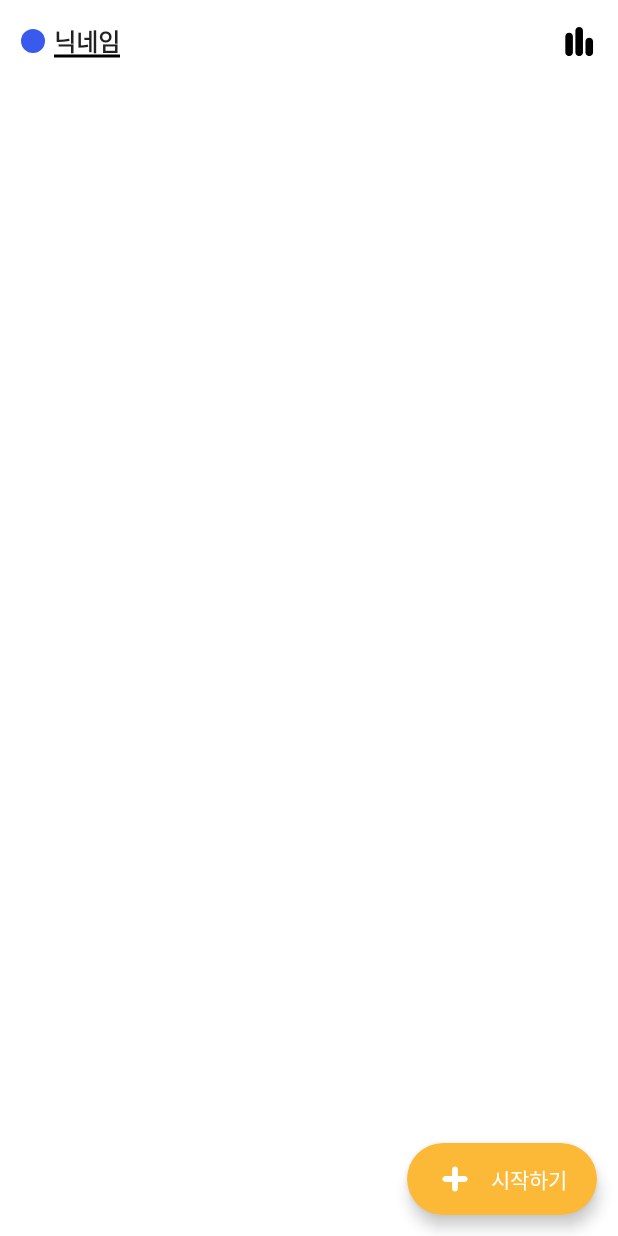
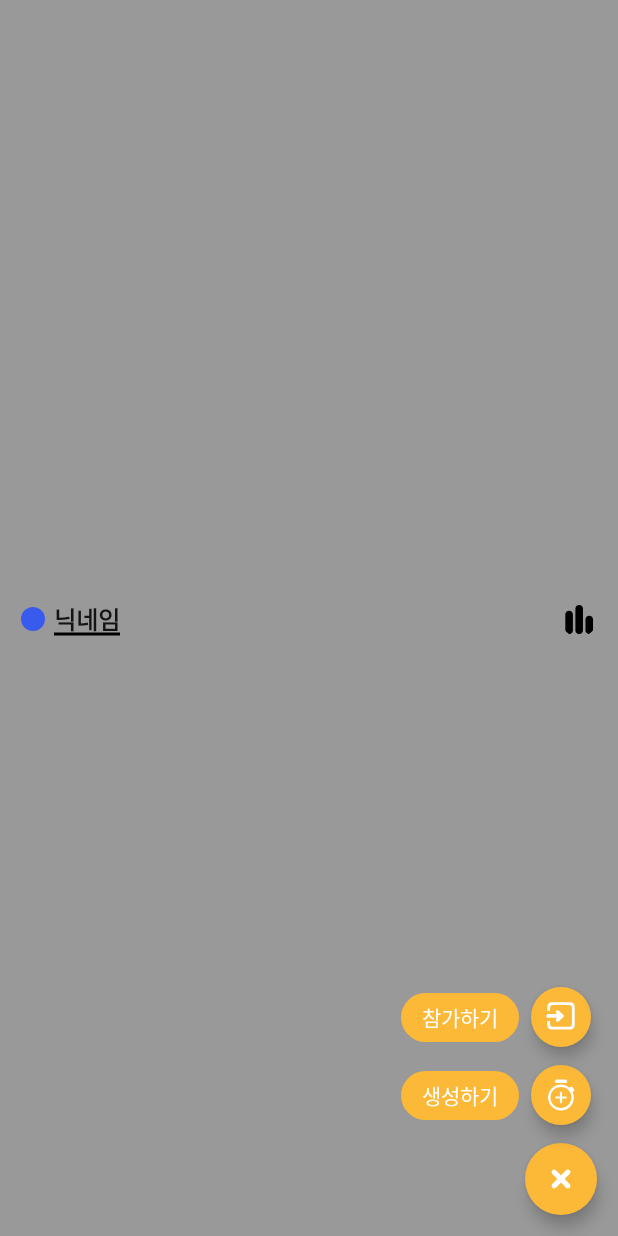
Before and after one commit to sghoregooteitehoo03/NeedTalk, an Android app built with Jetpack Compose: the screen it shows after launch (MainActivity), after a tap on "시작하기", on a phone screen of 412 x 824 dp. Run offline under Robolectric (Android 15) with nearby library versions, the phone set to English and light mode, and no system bars; our stand-ins replace Dagger/Hilt's generated code, Room's generated code, constraintlayout-compose, paging; libraries missing offline, so code that uses them is left out: com.holix.android.

Commit message:
feat: 시작하기 버튼 액션 구현 - ClickStartAndClose 이벤트 추가 - 시작하기 버튼 액션에 필요한 clickStartAndClose ViewModel 함수 추가

```diff
--- a/app/src/main/java/com/sghore/needtalk/presentation/ui/home_screen/HomeRoute.kt
+++ b/app/src/main/java/com/sghore/needtalk/presentation/ui/home_screen/HomeRoute.kt
@@ -2,7 +2,6 @@ package com.sghore.needtalk.presentation.ui.home_screen
 
 import android.annotation.SuppressLint
 import android.provider.Settings
-import android.widget.Toast
 import androidx.compose.foundation.background
 import androidx.compose.foundation.layout.fillMaxWidth
 import androidx.compose.foundation.layout.padding
@@ -37,6 +36,10 @@ fun HomeRoute(
             when (event) {
                 is HomeUiEvent.ClickNameTag -> {
                     viewModel.openDialog(true)
+                }
+
+                is HomeUiEvent.ClickStartAndClose -> {
+                    viewModel.clickStartAndClose()
                 }
 
                 is HomeUiEvent.SuccessUpdateUserName -> {
--- a/app/src/main/java/com/sghore/needtalk/presentation/ui/home_screen/HomeScreen.kt
+++ b/app/src/main/java/com/sghore/needtalk/presentation/ui/home_screen/HomeScreen.kt
@@ -1,5 +1,6 @@
 package com.sghore.needtalk.presentation.ui.home_screen
 
+import androidx.compose.foundation.background
 import androidx.compose.foundation.clickable
 import androidx.compose.foundation.layout.Box
 import androidx.compose.foundation.layout.Column
@@ -17,13 +18,10 @@ import androidx.compose.foundation.shape.CircleShape
 import androidx.compose.foundation.shape.RoundedCornerShape
 import androidx.compose.foundation.text.KeyboardOptions
 import androidx.compose.material.Divider
-import androidx.compose.material.ExperimentalMaterialApi
 import androidx.compose.material.ExtendedFloatingActionButton
 import androidx.compose.material.FloatingActionButton
 import androidx.compose.material.Icon
 import androidx.compose.material.MaterialTheme
-import androidx.compose.material.ModalBottomSheetLayout
-import androidx.compose.material.ModalBottomSheetState
 import androidx.compose.material.Text
 import androidx.compose.material.TextField
 import androidx.compose.material.TextFieldDefaults
@@ -37,16 +35,15 @@ import androidx.compose.ui.Modifier
 import androidx.compose.ui.draw.clip
 import androidx.compose.ui.graphics.Color
 import androidx.compose.ui.graphics.toArgb
+import androidx.compose.ui.input.pointer.pointerInput
 import androidx.compose.ui.res.colorResource
 import androidx.compose.ui.res.painterResource
 import androidx.compose.ui.text.font.FontWeight
 import androidx.compose.ui.text.input.ImeAction
-import androidx.compose.ui.text.style.TextDecoration
 import androidx.compose.ui.tooling.preview.Preview
 import androidx.compose.ui.unit.dp
-import androidx.paging.PagingData
+import androidx.constraintlayout.compose.ConstraintLayout
 import androidx.paging.compose.LazyPagingItems
-import androidx.paging.compose.collectAsLazyPagingItems
 import com.sghore.needtalk.R
 import com.sghore.needtalk.data.model.UserEntity
 import com.sghore.needtalk.domain.model.TalkHistory
@@ -56,14 +53,10 @@ import com.sghore.needtalk.presentation.ui.TopBar
 import com.sghore.needtalk.presentation.ui.theme.Blue
 import com.sghore.needtalk.presentation.ui.theme.Green
 import com.sghore.needtalk.presentation.ui.theme.NeedTalkTheme
-import com.sghore.needtalk.presentation.ui.theme.Orange
 import com.sghore.needtalk.presentation.ui.theme.Orange50
 import com.sghore.needtalk.presentation.ui.theme.Purple
 import java.text.SimpleDateFormat
 import java.util.Locale
-
-// TODO:
-//  . 액션 기능
 
 @Composable
 fun HomeScreen(
@@ -71,8 +64,15 @@ fun HomeScreen(
     pagingItems: LazyPagingItems<TalkHistory>?,
     onEvent: (HomeUiEvent) -> Unit
 ) {
-    Box(modifier = Modifier.fillMaxSize()) {
-        Column {
+    ConstraintLayout(modifier = Modifier.fillMaxSize()) {
+        val (layoutRef, subLayoutRef, startCloseBtnRef, createBtnRef,
+            joinBtnRef, createExplainRef, joinExplainRef) = createRefs()
+        Column(modifier = Modifier.constrainAs(layoutRef) {
+            top.linkTo(parent.top)
+            start.linkTo(parent.start)
+            end.linkTo(parent.end)
+            bottom.linkTo(parent.bottom)
+        }) {
             val user = uiState.user ?: UserEntity("", "", 0)
 
             TopBar(
@@ -96,7 +96,10 @@ fun HomeScreen(
                 },
                 actions = { modifier ->
                     Icon(
-                        modifier = modifier.size(24.dp),
+                        modifier = modifier
+                            .size(24.dp)
+                            .clip(CircleShape)
+                            .clickable { },
                         painter = painterResource(id = R.drawable.ic_graph),
                         contentDescription = "Graph",
                         tint = MaterialTheme.colors.onPrimary
@@ -117,26 +120,129 @@ fun HomeScreen(
                 }
             }
         }
-        ExtendedFloatingActionButton(
-            modifier = Modifier
-                .align(Alignment.BottomEnd)
-                .padding(14.dp),
-            text = {
-                Row(verticalAlignment = Alignment.CenterVertically) {
+        Box(
+            modifier = if (uiState.isStart) {
+                Modifier
+                    .constrainAs(subLayoutRef) {
+                        top.linkTo(parent.top)
+                        start.linkTo(parent.start)
+                        end.linkTo(parent.end)
+                        bottom.linkTo(parent.bottom)
+                    }
+                    .fillMaxSize()
+                    .background(color = Color.Black.copy(alpha = 0.4f))
+                    .pointerInput(Unit) {
+                        onEvent(HomeUiEvent.ClickStartAndClose)
+                    }
+            } else {
+                Modifier.size(0.dp)
+            }
+        )
+
+        if (uiState.isStart) {
+            FloatingActionButton(
+                modifier = Modifier
+                    .size(40.dp)
+                    .constrainAs(createBtnRef) {
+                        start.linkTo(startCloseBtnRef.start)
+                        end.linkTo(parent.end, margin = 14.dp)
+                        bottom.linkTo(startCloseBtnRef.top, margin = 12.dp)
+                    },
+                onClick = { /*TODO*/ }
+            ) {
+                Icon(
+                    modifier = Modifier.size(24.dp),
+                    painter = painterResource(id = R.drawable.ic_add_timer),
+                    contentDescription = "AddTimer"
+                )
+            }
+            RoundedButton(
+                modifier = Modifier.constrainAs(createExplainRef) {
+                    top.linkTo(createBtnRef.top)
+                    end.linkTo(createBtnRef.start, margin = 8.dp)
+                    bottom.linkTo(createBtnRef.bottom)
+                },
+                text = "생성하기",
+                color = MaterialTheme.colors.secondary,
+                textStyle = MaterialTheme.typography.body1.copy(color = MaterialTheme.colors.onSecondary),
+                paddingValues = PaddingValues(
+                    start = 14.dp,
+                    end = 14.dp,
+                    top = 6.dp,
+                    bottom = 6.dp
+                ),
+                onClick = {})
+            FloatingActionButton(
+                modifier = Modifier
+                    .size(40.dp)
+                    .constrainAs(joinBtnRef) {
+                        start.linkTo(startCloseBtnRef.start)
+                        end.linkTo(parent.end, margin = 14.dp)
+                        bottom.linkTo(createBtnRef.top, margin = 12.dp)
+                    },
+                onClick = { /*TODO*/ }
+            ) {
+                Icon(
+                    modifier = Modifier.size(24.dp),
+                    painter = painterResource(id = R.drawable.ic_join),
+                    contentDescription = "Join"
+                )
+            }
+            RoundedButton(
+                modifier = Modifier.constrainAs(joinExplainRef) {
+                    top.linkTo(joinBtnRef.top)
+                    end.linkTo(joinBtnRef.start, margin = 8.dp)
+                    bottom.linkTo(joinBtnRef.bottom)
+                },
+                text = "참가하기",
+                color = MaterialTheme.colors.secondary,
+                textStyle = MaterialTheme.typography.body1.copy(color = MaterialTheme.colors.onSecondary),
+                paddingValues = PaddingValues(
+                    start = 14.dp,
+                    end = 14.dp,
+                    top = 6.dp,
+                    bottom = 6.dp
+                ),
+                onClick = {})
+
+            FloatingActionButton(
+                modifier = Modifier
+                    .constrainAs(startCloseBtnRef) {
+                        end.linkTo(parent.end, margin = 14.dp)
+                        bottom.linkTo(parent.bottom, margin = 14.dp)
+                    }
+                    .size(48.dp),
+                onClick = { onEvent(HomeUiEvent.ClickStartAndClose) }
+            ) {
+                Icon(
+                    modifier = Modifier.size(24.dp),
+                    painter = painterResource(id = R.drawable.ic_close),
+                    contentDescription = "Close"
+                )
+            }
+        } else {
+            ExtendedFloatingActionButton(
+                modifier = Modifier
+                    .constrainAs(startCloseBtnRef) {
+                        end.linkTo(parent.end, margin = 14.dp)
+                        bottom.linkTo(parent.bottom, margin = 14.dp)
+                    },
+                icon = {
                     Icon(
                         modifier = Modifier.size(24.dp),
                         painter = painterResource(id = R.drawable.ic_add),
                         contentDescription = "Add"
                     )
-                    Spacer(modifier = Modifier.width(12.dp))
+                },
+                text = {
                     Text(
                         text = "시작하기",
                         style = MaterialTheme.typography.body1.copy(color = MaterialTheme.colors.onSecondary)
                     )
-                }
-            },
-            onClick = { /*TODO*/ }
-        )
+                },
+                onClick = { onEvent(HomeUiEvent.ClickStartAndClose) }
+            )
+        }
     }
 }
 
--- a/app/src/main/java/com/sghore/needtalk/presentation/ui/home_screen/HomeUiEvent.kt
+++ b/app/src/main/java/com/sghore/needtalk/presentation/ui/home_screen/HomeUiEvent.kt
@@ -3,4 +3,6 @@ package com.sghore.needtalk.presentation.ui.home_screen
 sealed interface HomeUiEvent {
     data object ClickNameTag : HomeUiEvent
     data object SuccessUpdateUserName : HomeUiEvent
+
+    data object ClickStartAndClose : HomeUiEvent
 }
--- a/app/src/main/java/com/sghore/needtalk/presentation/ui/home_screen/HomeViewModel.kt
+++ b/app/src/main/java/com/sghore/needtalk/presentation/ui/home_screen/HomeViewModel.kt
@@ -20,7 +20,7 @@ import javax.inject.Inject
 class HomeViewModel @Inject constructor(
     private val initUserUseCase: InitUserEntityUseCase,
     private val insertUserUseCase: InsertUserEntityUseCase,
-    private val getPagingTalkHistoryUseCase: GetPagingTalkHistoryUseCase
+    getPagingTalkHistoryUseCase: GetPagingTalkHistoryUseCase
 ) : ViewModel() {
 
     private var _uiState = MutableStateFlow(
@@ -57,6 +57,12 @@ class HomeViewModel @Inject constructor(
         }
     }
 
+    fun clickStartAndClose() {
+        _uiState.update {
+            it.copy(isStart = !it.isStart)
+        }
+    }
+
     // 이벤트 처리
     fun handelEvent(event: HomeUiEvent) = viewModelScope.launch {
         _uiEvent.emit(event)
--- /dev/null
+++ b/app/src/main/res/drawable/ic_add_timer.xml
@@ -0,0 +1,21 @@
+<vector xmlns:android="http://schemas.android.com/apk/res/android"
+    android:width="100dp"
+    android:height="100dp"
+    android:viewportWidth="100"
+    android:viewportHeight="100">
+  <path
+      android:fillColor="#FF000000"
+      android:pathData="M62,17L38,17A5,5 0,0 1,33 12L33,12A5,5 0,0 1,38 7L62,7A5,5 0,0 1,67 12L67,12A5,5 0,0 1,62 17z"/>
+  <path
+      android:fillColor="#FF000000"
+      android:pathData="M50,93A36.01,36.01 0,0 1,35.99 23.83,36.01 36.01,0 0,1 64.01,90.17 35.78,35.78 0,0 1,50 93ZM50,27.63A29.38,29.38 0,0 0,38.57 84.06,29.38 29.38,0 0,0 61.43,29.94 29.19,29.19 0,0 0,50 27.63Z"/>
+  <path
+      android:fillColor="#FF000000"
+      android:pathData="M50,41L50,41A3,3 0,0 1,53 44L53,70A3,3 0,0 1,50 73L50,73A3,3 0,0 1,47 70L47,44A3,3 0,0 1,50 41z"/>
+  <path
+      android:fillColor="#FF000000"
+      android:pathData="M66,57L66,57A3,3 0,0 1,63 60L37,60A3,3 0,0 1,34 57L34,57A3,3 0,0 1,37 54L63,54A3,3 0,0 1,66 57z"/>
+  <path
+      android:fillColor="#FF000000"
+      android:pathData="M81.79,28.49l4.31,5.52a4,4 127.32,0 1,-0.69 5.61L82.26,42.08a0,0 0,0 1,0 0L73.02,30.26A0,0 0,0 1,73.02 30.26L76.17,27.8A4,4 77.63,0 1,81.79 28.49Z"/>
+</vector>
--- /dev/null
+++ b/app/src/main/res/drawable/ic_join.xml
@@ -0,0 +1,18 @@
+<vector xmlns:android="http://schemas.android.com/apk/res/android"
+    android:width="100dp"
+    android:height="100dp"
+    android:viewportWidth="100"
+    android:viewportHeight="100">
+  <path
+      android:fillColor="#FF000000"
+      android:pathData="M76,85L24,85A12,12 0,0 1,12 73L12,61.12L19.6,61.12L19.6,69.4a8.01,8.01 0,0 0,8 8L72.4,77.4a8.01,8.01 0,0 0,8 -8L80.4,24.6a8.01,8.01 0,0 0,-8 -8L27.6,16.6a8.01,8.01 0,0 0,-8 8v8.29L12,32.89L12,21A12,12 0,0 1,24 9L76,9A12,12 0,0 1,88 21L88,73A12,12 0,0 1,76 85Z"/>
+  <path
+      android:fillColor="#FF000000"
+      android:pathData="M14,42L41,42A5,5 0,0 1,46 47L46,47A5,5 0,0 1,41 52L14,52A5,5 0,0 1,9 47L9,47A5,5 0,0 1,14 42z"/>
+  <path
+      android:fillColor="#FF000000"
+      android:pathData="M44.1,32.35L55.61,43.47A5,5 88.33,0 1,55.73 50.54L55.73,50.54A5,5 88.33,0 1,48.66 50.66L37.15,39.54A5,5 92.14,0 1,37.03 32.47L37.03,32.47A5,5 92.14,0 1,44.1 32.35z"/>
+  <path
+      android:fillColor="#FF000000"
+      android:pathData="M37.16,54.46L48.66,43.34A5,5 91.73,0 1,55.73 43.46L55.73,43.46A5,5 91.73,0 1,55.61 50.53L44.11,61.65A5,5 87.86,0 1,37.04 61.53L37.04,61.53A5,5 87.86,0 1,37.16 54.46z"/>
+</vector>
```
Also changed, not shown: app/src/main/java/com/sghore/needtalk/presentation/ui/Reuseable.kt (+0 -8 lines).
